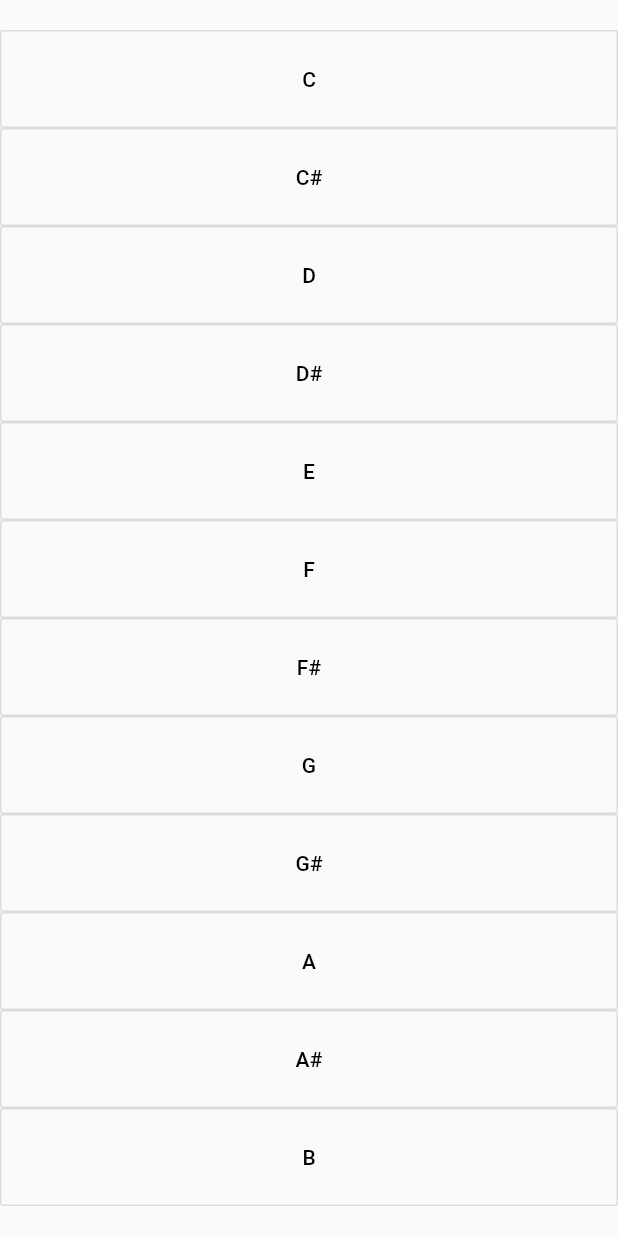
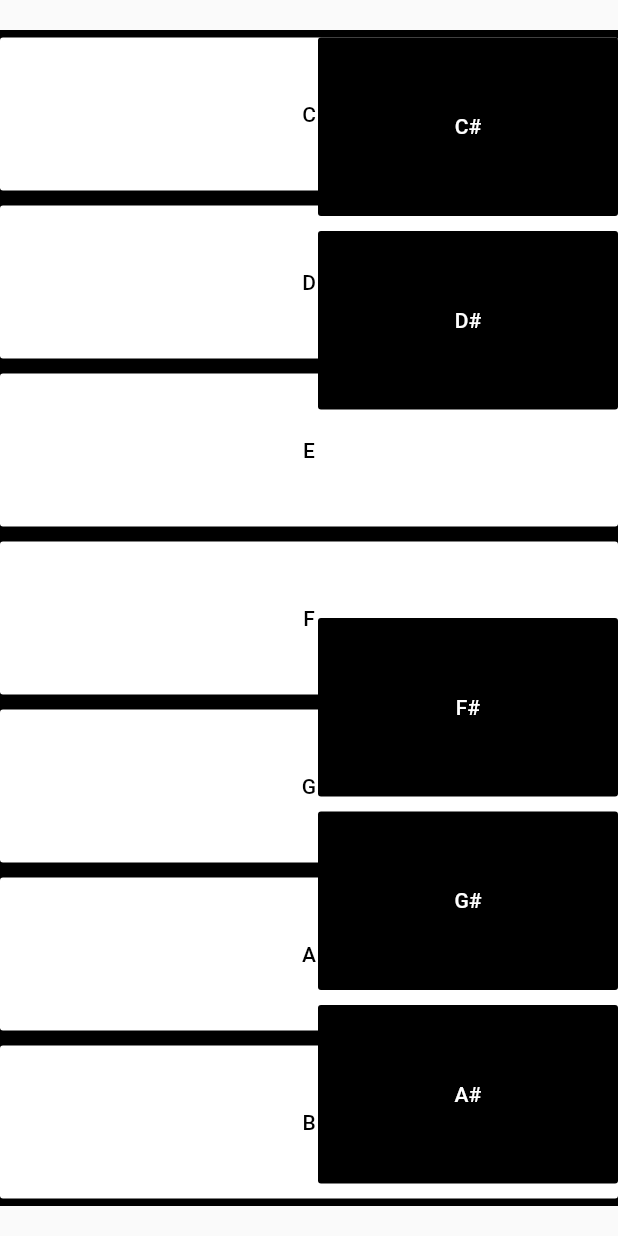
Before and after one commit to eoanodea/flutter-keyboard, a Flutter app: the screen it shows after launch, on a phone screen of 412 x 824 dp. Run offline on Flutter 3.47's test engine with Material 2 defaults, Android fonts, the phone set to English and light mode, and no system bars; our stand-ins replace audioplayers.

Commit message:
Implemented sharps and flats and drew them out on the screen

```diff
--- a/lib/main.dart
+++ b/lib/main.dart
@@ -7,24 +7,13 @@ class PianoApp extends StatelessWidget {
   /// Initialise audio cache
   static AudioCache player = AudioCache();
 
-  /// Create a list of colours
-  final List<Color> colors = [
-    Colors.red,
-    Colors.orange,
-    Colors.yellow,
-    Colors.lime,
-    Colors.green,
-    Colors.teal,
-    Colors.blue,
-    Colors.purple
-  ];
-
   final List<String> notes = [
     'C',
     'C#',
     'D',
     'D#',
     'E',
+    'E#',
     'F',
     'F#',
     'G',
@@ -33,45 +22,107 @@ class PianoApp extends StatelessWidget {
     'A#',
     'B',
   ];
+  //E#
 
   @override
   Widget build(BuildContext context) {
     /// play a note depending on it's file name
     /// expects an integer as a parameter
-    void playNote(int note) {
-      player.play('${notes[note]}.mp3');
+    void playNote(String note) {
+      player.play('$note.mp3');
     }
 
     // playNote();
 
     /// Renders a single key to the screen
-    Widget renderKey(int i) {
+    Expanded renderKey(String note, {bool sharp = false}) {
+      double keyPadding = 2.0;
+
+      if (note == 'E#')
+        return Expanded(
+          child: Text(''),
+        );
       return Expanded(
-        // child: GestureDetector(
-        // onTap: () => print('press!'),
-        child: OutlineButton(
-          textColor: Colors.black,
-          onPressed: () => playNote(i),
-          child: Text('${notes[i]}'),
+        // child: Padding(
+        // padding: const EdgeInsets.only(top: 10.0, bottom: 10.0),
+
+        child: Padding(
+          padding: const EdgeInsets.symmetric(vertical: 5.0, horizontal: 0.0),
+          child: FlatButton(
+            color: sharp ? Colors.black : Colors.white,
+            textColor: sharp ? Colors.white : Colors.black,
+            onPressed: () => playNote(note),
+            child: Text(
+              '$note',
+              textAlign: TextAlign.start,
+            ),
+          ),
         ),
+        // ),
         // ),
       );
     }
 
+    Stack renderOctive() {
+      List<String> sharps = [];
+      List<String> keys = [];
+
+      // notes.where((el) => el.contains('#'));
+
+      for (var i = 0; i < notes.length; i++) {
+        if (notes[i].contains('#')) {
+          sharps.add(notes[i]);
+        } else {
+          keys.add(notes[i]);
+        }
+        // renderKey(i);
+      }
+
+      return Stack(
+        children: [
+          Column(
+            crossAxisAlignment: CrossAxisAlignment.stretch,
+            mainAxisAlignment: MainAxisAlignment.center,
+            children: [
+              for (var i = 0; i < keys.length; i++) renderKey(keys[i]),
+            ],
+          ),
+          Positioned(
+            child: Column(
+              mainAxisAlignment: MainAxisAlignment.spaceEvenly,
+              crossAxisAlignment: CrossAxisAlignment.stretch,
+              children: [
+                for (var i = 0; i < sharps.length; i++)
+                  renderKey(sharps[i], sharp: true),
+              ],
+            ),
+            right: 00.0,
+            bottom: 10.0,
+            top: 0.0,
+            width: 200.0,
+          ),
+        ],
+      );
+      // Column(
+      // crossAxisAlignment: CrossAxisAlignment.stretch,
+      // mainAxisAlignment: MainAxisAlignment.spaceEvenly,
+      //   children: <Widget>[
+
+      //   ],
+      // );
+
+      // keys.forEach((key) => renderKey(key))
+    }
+
     return MaterialApp(
       home: Scaffold(
-          body: SafeArea(
-        child: Container(
-          margin: EdgeInsets.only(top: 20.0, bottom: 20.0),
-          child: Column(
-            crossAxisAlignment: CrossAxisAlignment.stretch,
-            mainAxisAlignment: MainAxisAlignment.spaceEvenly,
-            children: <Widget>[
-              for (var i = 0; i < notes.length; i++) renderKey(i)
-            ],
-          ),
+        body: SafeArea(
+          child: Container(
+              color: Colors.black,
+              margin: EdgeInsets.only(top: 20.0, bottom: 20.0),
+              child: renderOctive()),
         ),
-      )),
+      ),
     );
   }
 }
```
